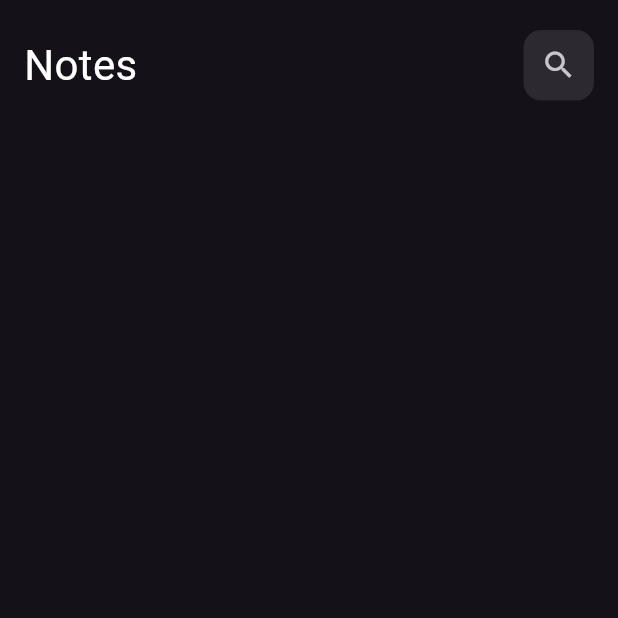
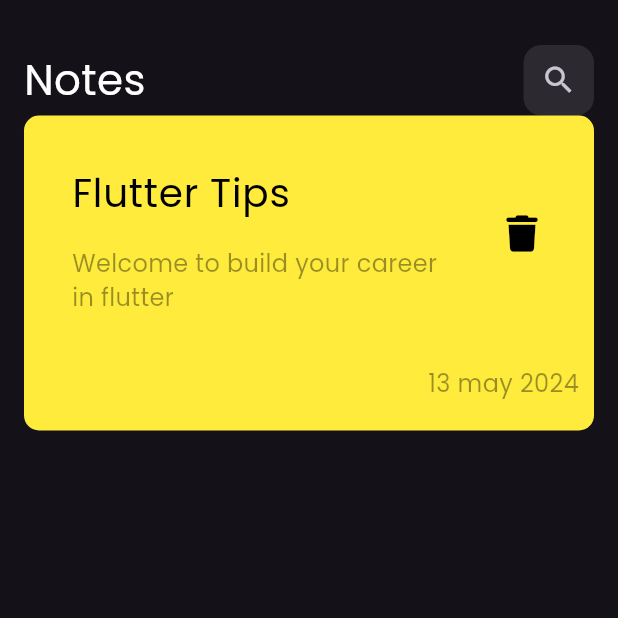
Before and after one commit to Yousab13/notes_app, a Flutter app: the screen it shows after launch, on a phone screen of 412 x 824 dp, the top half of it. Run offline on Flutter 3.47's test engine with Material 3 defaults, Android fonts, the phone set to English and light mode, and no system bars; our stand-ins replace font_awesome_flutter.

Commit message:
create custom note item

```diff
--- a/lib/main.dart
+++ b/lib/main.dart
@@ -13,7 +13,8 @@ class MyApp extends StatelessWidget {
   Widget build(BuildContext context) {
     return  MaterialApp(
       theme: ThemeData(
-        brightness: Brightness.dark
+        brightness: Brightness.dark,
+        fontFamily: 'Poppins'
       ),
       home:const NotesView(),
     );
--- a/lib/widgets/note_app_widget.dart
+++ b/lib/widgets/note_app_widget.dart
@@ -1,9 +1,9 @@
 import 'package:flutter/material.dart';
+import 'package:note_time_project/widgets/note_item_widget.dart';
 import 'package:note_time_project/widgets/search_icon_widget.dart';
 
 class NoteWidget extends StatelessWidget {
   const NoteWidget({super.key});
-
   @override
   Widget build(BuildContext context) {
     return const  Padding(
@@ -12,7 +12,7 @@ class NoteWidget extends StatelessWidget {
       ),
       child:  Column(
         children:[
-          SizedBox(height: 20,),
+          SizedBox(height: 30,),
           Row(
             children: [
               Text('Notes',
@@ -20,10 +20,10 @@ class NoteWidget extends StatelessWidget {
                 fontSize: 28 ,
                 color: Colors.white ),),
                 Spacer(),
-                SearchIconWiget()
-
+                SearchIconWiget(),
             ],
-          )
+          ),
+          NoteItemWidget()
         ],
       ),
     );
--- /dev/null
+++ b/lib/widgets/note_item_widget.dart
@@ -0,0 +1,65 @@
+import 'package:flutter/material.dart';
+import 'package:font_awesome_flutter/font_awesome_flutter.dart';
+
+class NoteItemWidget extends StatelessWidget {
+  const NoteItemWidget
+  ({super.key});
+
+  @override
+  Widget build(BuildContext context) {
+    return Container(
+      padding:const EdgeInsets.only( left: 16),
+      decoration:  BoxDecoration(
+        color: Colors.yellow,
+      borderRadius: BorderRadius.circular(10)
+      ),
+      child:  Column(
+        children: [
+          ListTile(
+            title:const Padding(
+              padding:  EdgeInsets.only(top: 24),
+              child: Text(
+                'Flutter Tips' ,style: TextStyle(
+                  color: Colors.black,
+                  fontSize: 26,
+                ) ,
+
+                ),
+            ),
+              subtitle: Padding(
+                padding: const EdgeInsets.only(top: 16 ,
+                bottom:16
+                ),
+                child: Text(
+                'Welcome to build your career in flutter' ,style: TextStyle(
+                  color: Colors.black.withOpacity(0.4),
+                  fontSize: 16,
+
+                ) ,
+                maxLines: 2,
+                overflow: TextOverflow.ellipsis,
+                ),
+              )
+              ,
+              trailing: IconButton(onPressed: (){}, icon: const Icon(FontAwesomeIcons.trash) ,
+              color:Colors.black
+            ),
+              ) ,
+              Container(
+                alignment: Alignment.topRight,
+                margin: const EdgeInsets.symmetric(horizontal: 10 ,vertical: 10),
+                padding:const EdgeInsets.only(bottom: 10),
+                child:  Text('13 may 2024',
+                style: TextStyle(
+                color: Colors.black.withOpacity(0.4),
+                fontSize: 16,
+              ) ,
+                ),
+
+                )
+        ],
+      ),
+
+    );
+  }
+}
```
Also changed, not shown: pubspec.yaml (+6 -11 lines), lib/assets/fonts/Poppins-Regular.ttf (added), pubspec.lock.
